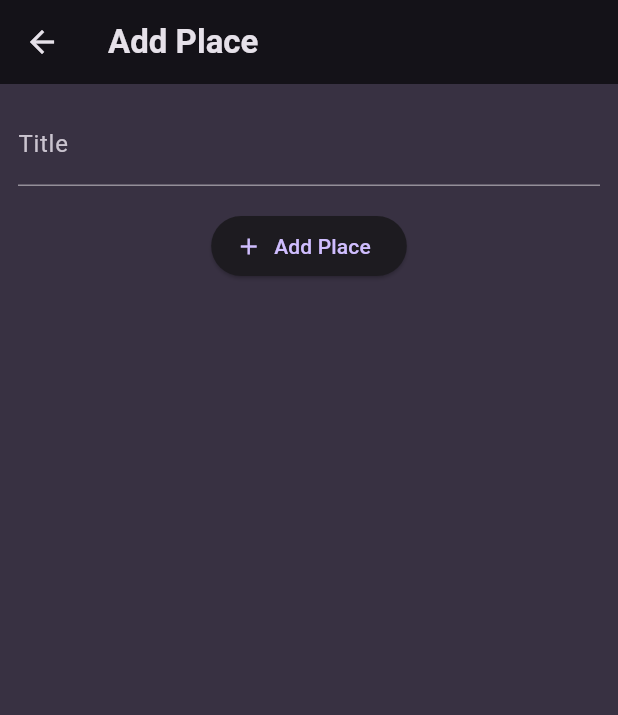
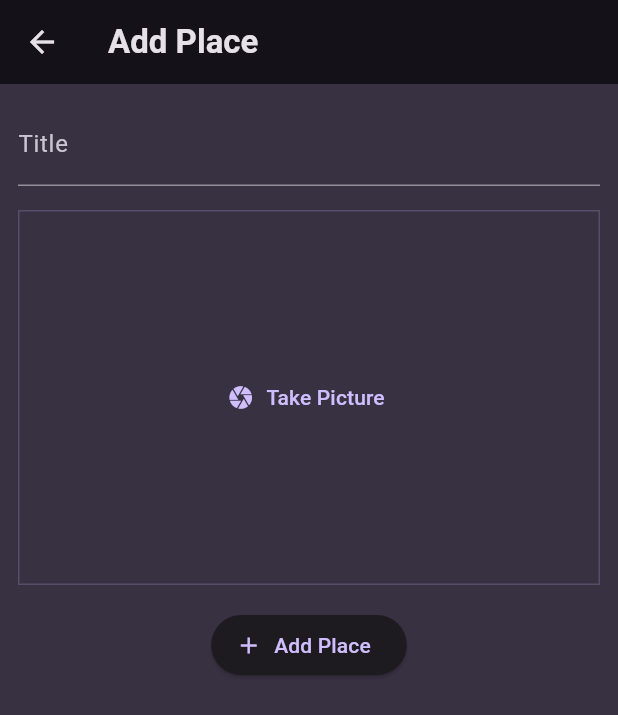
Before and after one commit to Ali-Rhayem/favorite_places, a Flutter app: the AddPlaceScreen screen opened directly, after a tap on "Add Place", on a phone screen of 412 x 824 dp. Shown: the top 715 px of the screen. Run offline on Flutter 3.47's test engine with Material 3 defaults, Android fonts, the phone set to English and light mode, and no system bars; our stand-ins replace flutter_riverpod, google_fonts, image_picker.

Commit message:
Add image picking functionality and update Place model to include image

```diff
--- a/lib/models/place.dart
+++ b/lib/models/place.dart
@@ -1,8 +1,11 @@
+import 'dart:io';
 import 'package:uuid/uuid.dart';
 
 const uuid = Uuid();
+
 class Place {
-  Place({required this.title}) : id = uuid.v4();
+  Place({required this.title,required this.image}) : id = uuid.v4();
   final String id;
   final String title;
+  final File image;
 }
--- a/lib/providers/user_places.dart
+++ b/lib/providers/user_places.dart
@@ -1,11 +1,13 @@
+import 'dart:io';
+
 import 'package:favorite_places/models/place.dart';
 import 'package:flutter_riverpod/flutter_riverpod.dart';
 
 class UserPlacesNotifier extends StateNotifier<List<Place>> {
   UserPlacesNotifier() : super(const []);
 
-  void addPlace(String title) {
-    final newPlace = Place(title: title);
+  void addPlace(String title,File image) {
+    final newPlace = Place(title: title,image: image);
     state = [...state, newPlace];
   }
 }
--- a/lib/screens/add_place.dart
+++ b/lib/screens/add_place.dart
@@ -1,4 +1,7 @@
+import 'dart:io';
+
 import 'package:favorite_places/providers/user_places.dart';
+import 'package:favorite_places/widgets/image_input.dart';
 import 'package:flutter/material.dart';
 import 'package:flutter_riverpod/flutter_riverpod.dart';
 
@@ -13,15 +16,18 @@ class AddPlaceScreen extends ConsumerStatefulWidget {
 
 class _AddPlaceScreenState extends ConsumerState<AddPlaceScreen> {
   final _titleController = TextEditingController();
+  File? _selectedImage;
 
   void _savePlace() {
-    final enteredText = _titleController.text;
+    final enteredTitle = _titleController.text;
 
-    if (enteredText == null || enteredText.isEmpty) {
+    if (enteredTitle.isEmpty|| _selectedImage == null) {
       return;
     }
 
-    ref.read(userPlacesProvider.notifier).addPlace(enteredText);
+    ref.read(userPlacesProvider.notifier).addPlace(
+          enteredTitle, _selectedImage!
+        );
 
     Navigator.of(context).pop();
   }
@@ -53,6 +59,15 @@ class _AddPlaceScreenState extends ConsumerState<AddPlaceScreen> {
             const SizedBox(
               height: 16,
             ),
+            //Image input
+            ImageInput(
+              onPickImage: (image) {
+                _selectedImage = image;
+              },
+            ),
+            const SizedBox(
+              height: 16,
+            ),
             ElevatedButton.icon(
               icon: Icon(Icons.add),
               onPressed: _savePlace,
--- /dev/null
+++ b/lib/widgets/image_input.dart
@@ -0,0 +1,71 @@
+import 'dart:io';
+
+import 'package:flutter/material.dart';
+import 'package:image_picker/image_picker.dart';
+
+class ImageInput extends StatefulWidget {
+  const ImageInput({super.key, required this.onPickImage});
+
+  final void Function(File image) onPickImage;
+
+  @override
+  State<StatefulWidget> createState() {
+    return _ImageInputState();
+  }
+}
+
+class _ImageInputState extends State<ImageInput> {
+  File? _selectedImage;
+
+  void _takePicture() async {
+    final imagePicker = ImagePicker();
+    final pickedImage =
+        await imagePicker.pickImage(source: ImageSource.camera, maxWidth: 600);
+
+    if (pickedImage == null) {
+      return;
+    }
+
+    setState(() {
+      _selectedImage = File(pickedImage.path);
+    });
+
+    widget.onPickImage(_selectedImage!);
+  }
+
+  @override
+  Widget build(BuildContext context) {
+    Widget content = TextButton.icon(
+      icon: const Icon(
+        Icons.camera,
+      ),
+      onPressed: _takePicture,
+      label: const Text('Take Picture'),
+    );
+
+    if (_selectedImage != null) {
+      content = GestureDetector(
+        onTap: _takePicture,
+        child: Image.file(
+          _selectedImage!,
+          fit: BoxFit.cover,
+          width: double.infinity,
+          height: double.infinity,
+        ),
+      );
+    }
+
+    return Container(
+      decoration: BoxDecoration(
+        border: Border.all(
+          width: 1,
+          color: Theme.of(context).colorScheme.primary.withOpacity(0.2),
+        ),
+      ),
+      height: 250,
+      width: double.infinity,
+      alignment: Alignment.center,
+      child: content,
+    );
+  }
+}
--- a/pubspec.yaml
+++ b/pubspec.yaml
@@ -37,6 +37,7 @@ dependencies:
   google_fonts: ^6.2.1
   uuid: ^4.5.1
   flutter_riverpod: ^2.6.1
+  image_picker: ^1.1.2
 
 dev_dependencies:
   flutter_test:
```
Also changed, not shown: pubspec.lock, 6 other files.
